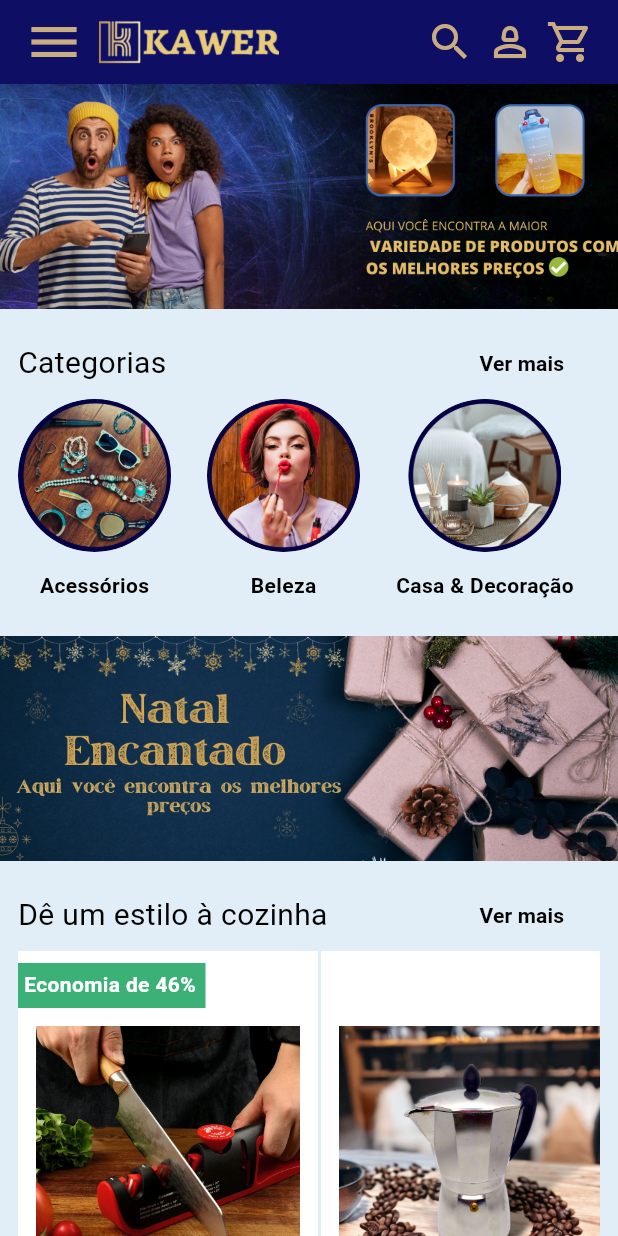
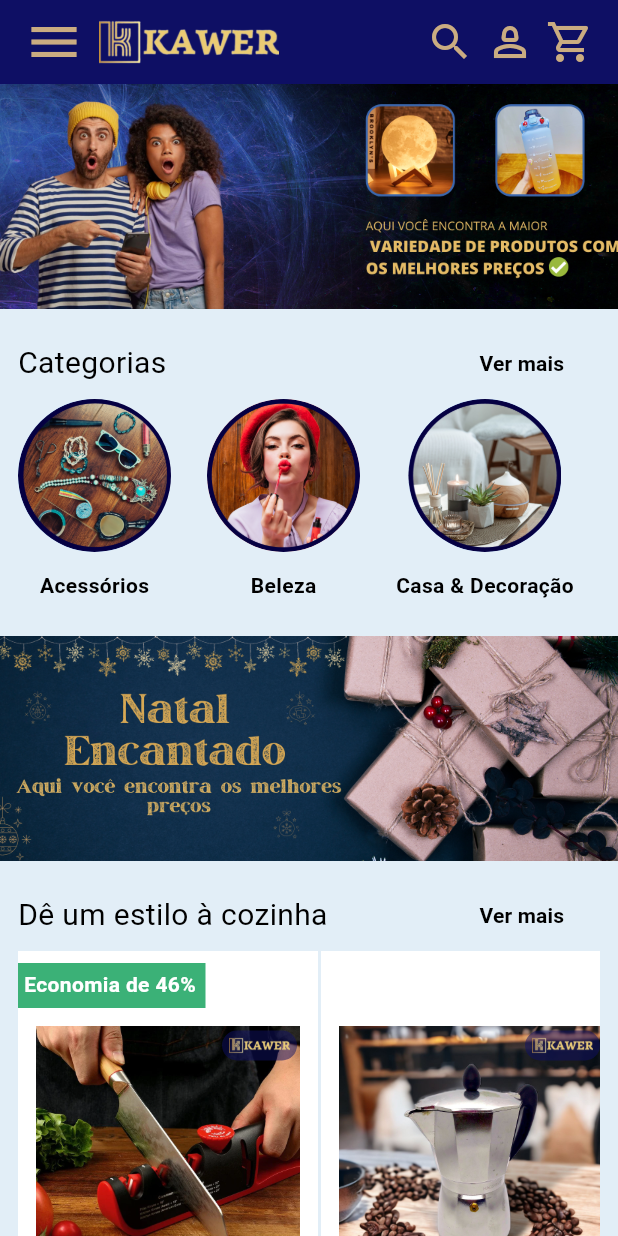
Before and after one commit to PedroLucasFernandes/lojas-kawer, a Flutter app: the HomePage screen opened by its route, on a phone screen of 412 x 824 dp. Run offline on Flutter 3.47's test engine with Material 3 defaults, Android fonts, the light colour scheme and no system bars.

Commit message:
feat: add logo to Item image

```diff
--- a/lib/widgets/item.dart
+++ b/lib/widgets/item.dart
@@ -67,10 +67,35 @@ class Item extends StatelessWidget {
                   child: Column(
                     crossAxisAlignment: CrossAxisAlignment.start,
                     children: [
-                      Image.asset(
-                        image,
-                        height: 200,
-                        width: 200,
+                      Stack(
+                        children: [
+                          Image.asset(
+                            image,
+                            height: 200,
+                            width: 200,
+                          ),
+                          Positioned(
+                            top: 15,
+                            right: 2,
+                            child: Container(
+                              decoration: BoxDecoration(
+                                color: Color(0XFF0E0F64).withOpacity(0.5),
+                                borderRadius: BorderRadius.circular(10),
+                              ),
+                              width: 50,
+                              child: Padding(
+                                padding: const EdgeInsets.all(4.0),
+                                child: AspectRatio(
+                                  aspectRatio: 405 / 115,
+                                  child: Image.asset(
+                                    'assets/logodeitada.png',
+                                    fit: BoxFit.contain,
+                                  ),
+                                ),
+                              ),
+                            ),
+                          ),
+                        ],
                       ),
                       Text(
                         name,
```
